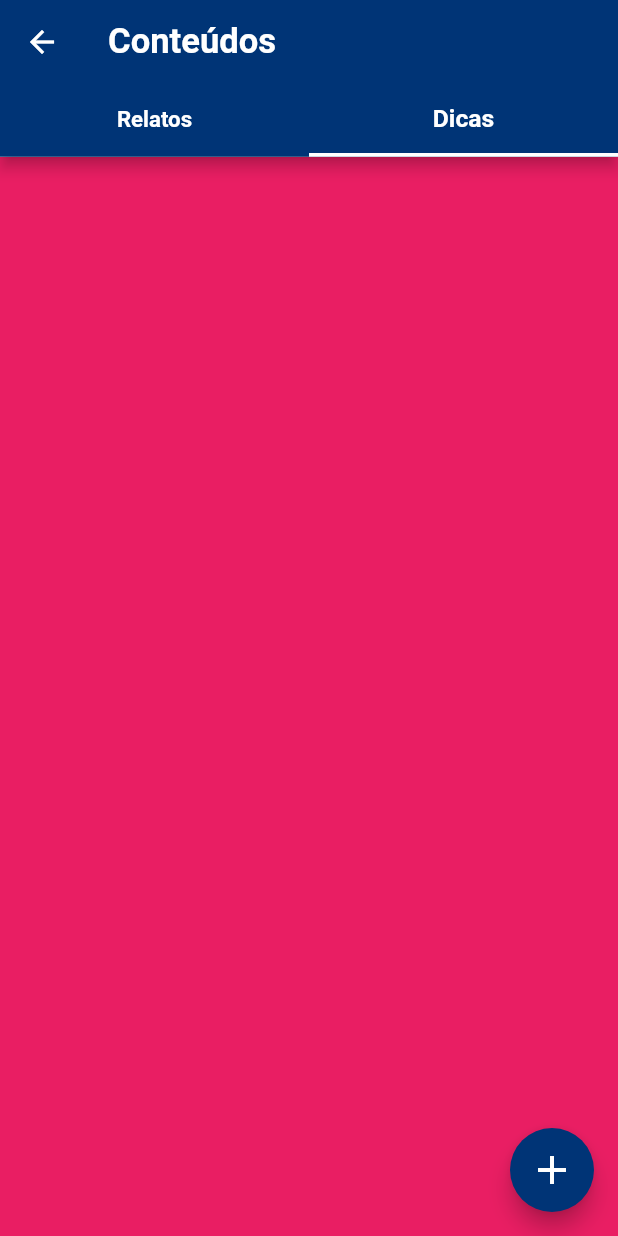
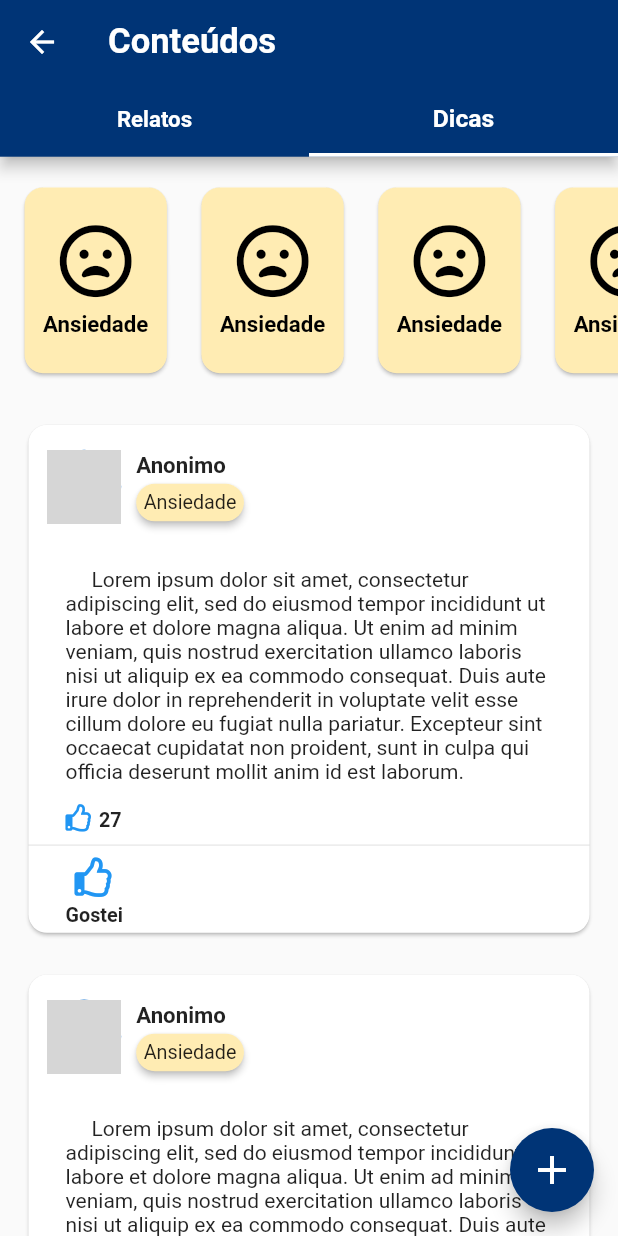
Before and after one commit to RJustoX/Liber, a Flutter app: the ContentView screen opened directly, after a tap on "Dicas", on a phone screen of 412 x 824 dp. Run offline on Flutter 3.47's test engine with Material 2 defaults, Android fonts, the phone set to English and light mode, and no system bars; drawn by our look-alikes of badges; our stand-ins replace cached_network_image, datetime_picker_formfield, device_preview, dio, firebase_core, firebase_storage and 10 more; accounts and stored records are empty; generated files the repository leaves out were written again; network calls fail; grey boxes are pictures that could not be loaded.

Commit message:
:construction::lipstick: mockando card de conteudo

```diff
--- a/lib/components/content/content_card.component.dart
+++ b/lib/components/content/content_card.component.dart
@@ -1,25 +1,81 @@
 import 'package:flutter/material.dart';
+import 'package:font_awesome_flutter/font_awesome_flutter.dart';
+import 'package:nicotine/components/content/user_header.component.dart';
+import 'package:flutter_screenutil/flutter_screenutil.dart';
 
 class ContentCardComponent extends StatelessWidget {
-  const ContentCardComponent();
+  const ContentCardComponent({
+    required this.isTip,
+  });
+
+  final bool isTip;
 
   @override
   Widget build(BuildContext context) {
     return SizedBox(
-      height: 200,
       width: double.maxFinite,
       child: Card(
+        shape: RoundedRectangleBorder(borderRadius: BorderRadius.circular(15.r)),
         child: Column(
+          crossAxisAlignment: CrossAxisAlignment.start,
           children: <Widget>[
-            Text('user'),
-            Text('conteudo'),
+            UserHeaderComponent(
+              padding: EdgeInsets.symmetric(horizontal: 15.w, vertical: 20.h),
+              isTip: isTip,
+            ),
+            Padding(
+              padding: EdgeInsets.symmetric(horizontal: 30.w, vertical: 15.h),
+              child: Text(
+                  '     Lorem ipsum dolor sit amet, consectetur adipiscing elit, sed do eiusmod tempor incididunt ut labore et dolore magna aliqua. Ut enim ad minim veniam, quis nostrud exercitation ullamco laboris nisi ut aliquip ex ea commodo consequat. Duis aute irure dolor in reprehenderit in voluptate velit esse cillum dolore eu fugiat nulla pariatur. Excepteur sint occaecat cupidatat non proident, sunt in culpa qui officia deserunt mollit anim id est laborum.'),
+            ),
+            Row(
+              mainAxisAlignment: MainAxisAlignment.start,
+              mainAxisSize: MainAxisSize.min,
+              crossAxisAlignment: CrossAxisAlignment.center,
+              children: <Widget>[
+                Padding(
+                  padding: EdgeInsets.only(left: 30.w, right: 5.w),
+                  child: Icon(
+                    FontAwesomeIcons.thumbsUp,
+                    color: Colors.blue,
+                    size: 22.r,
+                  ),
+                ),
+                Text(
+                  '27',
+                  style: TextStyle(
+                    fontSize: 16.sp,
+                    height: 1.6,
+                    fontWeight: FontWeight.w600,
+                  ),
+                ),
+              ],
+            ),
             Divider(),
             Row(
               children: <Widget>[
-                Icon(Icons.thumbs_up_down),
-                Icon(Icons.thumbs_up_down),
+                Padding(
+                  padding: EdgeInsets.fromLTRB(30.w, 0, 0, 5.h),
+                  child: Column(
+                    mainAxisSize: MainAxisSize.min,
+                    children: <Widget>[
+                      Icon(
+                        FontAwesomeIcons.thumbsUp,
+                        color: Colors.blue,
+                        size: 32.r,
+                      ),
+                      SizedBox(height: 5),
+                      Text(
+                        'Gostei',
+                        style: TextStyle(
+                          fontWeight: FontWeight.w600,
+                          fontSize: 16.sp,
+                        ),
+                      ),
+                    ],
+                  ),
+                ),
                 Spacer(),
-                Icon(Icons.menu),
               ],
             )
           ],
--- /dev/null
+++ b/lib/components/content/user_header.component.dart
@@ -0,0 +1,67 @@
+import 'package:badges/badges.dart';
+import 'package:cached_network_image/cached_network_image.dart';
+import 'package:flutter/material.dart';
+import 'package:flutter_screenutil/flutter_screenutil.dart';
+
+class UserHeaderComponent extends StatelessWidget {
+  const UserHeaderComponent({
+    this.padding,
+    required this.isTip,
+  });
+
+  final EdgeInsets? padding;
+  final bool isTip;
+
+  @override
+  Widget build(BuildContext context) {
+    return Container(
+        margin: padding,
+        child: Row(
+          children: <Widget>[
+            CircleAvatar(
+              radius: 30.r,
+              backgroundImage: CachedNetworkImageProvider(
+                  'https://firebasestorage.googleapis.com/v0/b/liber-a964e.appspot.com/o/images%2F21%2Fgoals%2Fimg-2021-12-29%2011%3A46%3A20.123127.jpg?alt=media&token=d6bbc17c-5251-4819-932d-1bfb8449dd99'),
+            ),
+            SizedBox(width: 10.0),
+            Column(
+              crossAxisAlignment: CrossAxisAlignment.start,
+              children: <Widget>[
+                Text(
+                  isTip ? 'Anonimo' : 'Antigos prazeres esquecidos',
+                  style: TextStyle(
+                    fontWeight: FontWeight.bold,
+                    fontSize: 18.sp,
+                  ),
+                ),
+                if (isTip)
+                  Padding(
+                    padding: EdgeInsets.only(top: 5.h),
+                    child: Badge(
+                      padding: EdgeInsets.all(5),
+                      badgeColor: Colors.amber[100]!,
+                      shape: BadgeShape.square,
+                      borderRadius: BorderRadius.circular(15.r),
+                      badgeContent: Text(
+                        'Ansiedade',
+                        style: TextStyle(
+                          fontWeight: FontWeight.w400,
+                          fontSize: 16.sp,
+                        ),
+                      ),
+                    ),
+                  )
+                else
+                  Text(
+                    'Por: Rafael Justo',
+                    style: TextStyle(
+                      fontWeight: FontWeight.w400,
+                      fontSize: 16.sp,
+                    ),
+                  ),
+              ],
+            )
+          ],
+        ));
+  }
+}
--- a/lib/views/content/content.view.dart
+++ b/lib/views/content/content.view.dart
@@ -2,7 +2,6 @@ import 'package:flutter/material.dart';
 import 'package:nicotine/components/appBar/tab_bar.component.dart';
 import 'package:nicotine/components/content/category_card.component.dart';
 import 'package:nicotine/components/content/content_card.component.dart';
-import 'package:nicotine/components/shared/vicio_avatar.component.dart';
 import 'package:nicotine/stores/user.store.dart';
 import 'package:nicotine/stores/vicio.store.dart';
 import 'package:nicotine/utils/app_colors.dart';
@@ -60,8 +59,8 @@ class _ContentViewState extends State<ContentView> with SingleTickerProviderStat
       body: TabBarView(
         controller: _tabController,
         children: <Widget>[
+          reportsView(),
           tipsView(),
-          Container(color: Colors.pink),
         ],
       ),
       floatingActionButton: FloatingActionButton(
@@ -80,7 +79,18 @@ class _ContentViewState extends State<ContentView> with SingleTickerProviderStat
       child: Column(
         children: <Widget>[
           buildCategories(),
-          ...buildFeed(),
+          ...buildFeed(true),
+        ],
+      ),
+    );
+  }
+
+  Widget reportsView() {
+    return SingleChildScrollView(
+      child: Column(
+        children: <Widget>[
+          buildCategories(),
+          ...buildFeed(false),
         ],
       ),
     );
@@ -101,10 +111,13 @@ class _ContentViewState extends State<ContentView> with SingleTickerProviderStat
     );
   }
 
-  List<Widget> buildFeed() {
+  List<Widget> buildFeed(bool isTip) {
     List<Widget> result = [];
     for (int i = 0; i <= 5; i++) {
-      result.add(ContentCardComponent());
+      result.add(Padding(
+        padding: EdgeInsets.symmetric(horizontal: 15.0, vertical: 10.0),
+        child: ContentCardComponent(isTip: isTip),
+      ));
     }
     return result;
   }
```
